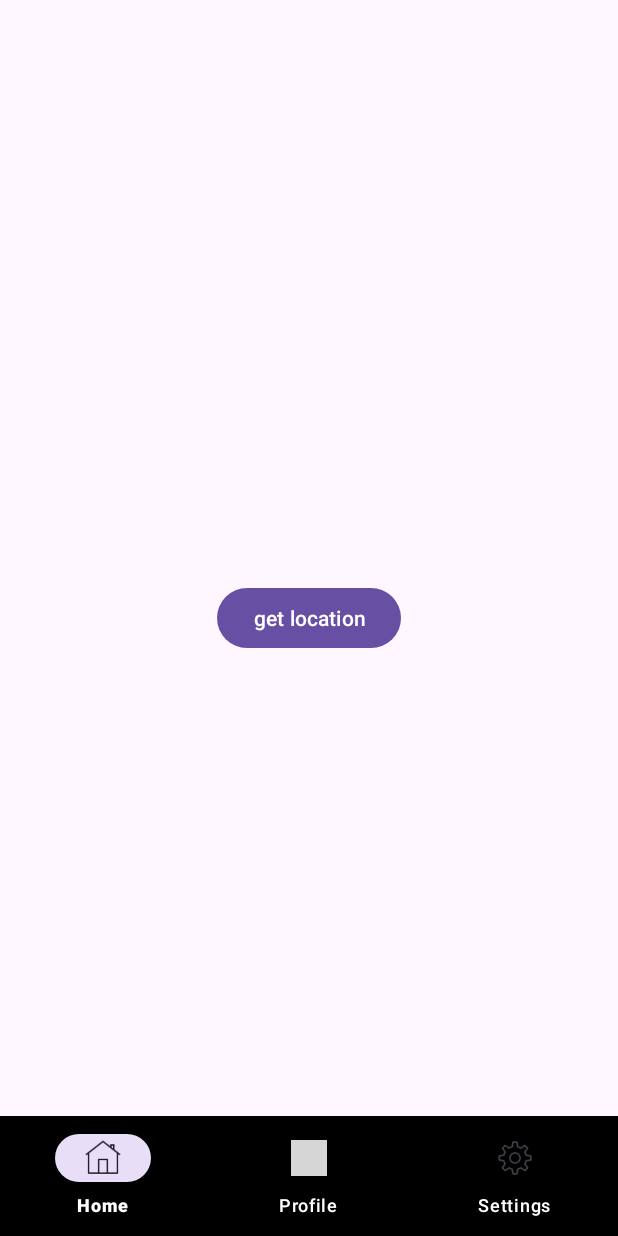
After one commit to NicoSyntax/FuelFinder, an Android app: the SettingsFragment screen opened through its navigation route, on a phone screen of 412 x 824 dp. The commit adds this screen. Run offline under Robolectric (Android 15) with nearby library versions, the phone set to English and light mode, and no system bars; our stand-ins replace Firebase (no records; nobody signed in at launch, a user with empty details on screens opened directly), navigation-ui; 1 statement that could not run was skipped; grey boxes are pictures that could not be loaded.

Commit message:
Fragmente erstellt Funktion für current location eingefügt

```diff
--- a/app/src/main/AndroidManifest.xml
+++ b/app/src/main/AndroidManifest.xml
@@ -1,6 +1,10 @@
 <?xml version="1.0" encoding="utf-8"?>
 <manifest xmlns:android="http://schemas.android.com/apk/res/android"
     xmlns:tools="http://schemas.android.com/tools">
+
+    <uses-permission android:name="android.permission.ACCESS_FINE_LOCATION" />
+
+    <uses-permission android:name="android.permission.ACCESS_COARSE_LOCATION" />
 
     <application
         android:allowBackup="true"
@@ -10,6 +14,7 @@
         android:label="@string/app_name"
         android:roundIcon="@mipmap/ic_launcher_round"
         android:supportsRtl="true"
+
         android:theme="@style/Theme.AndroidAbschluss"
         tools:targetApi="31">
         <activity
--- a/app/src/main/java/de/syntax/androidabschluss/MainActivity.kt
+++ b/app/src/main/java/de/syntax/androidabschluss/MainActivity.kt
@@ -1,14 +1,34 @@
 package de.syntax.androidabschluss
 
 import android.os.Bundle
+import android.view.View
 import androidx.appcompat.app.AppCompatActivity
+import androidx.navigation.fragment.NavHostFragment
+import androidx.navigation.ui.setupWithNavController
+import de.syntax.androidabschluss.databinding.ActivityMainBinding
 
 class MainActivity : AppCompatActivity() {
+
+    private lateinit var binding: ActivityMainBinding
 
 
     override fun onCreate(savedInstanceState: Bundle?) {
         super.onCreate(savedInstanceState)
-        setContentView(R.layout.activity_main)
 
+        binding = ActivityMainBinding.inflate(layoutInflater)
+        setContentView(binding.root)
+
+
+        val navHost = supportFragmentManager.findFragmentById(R.id.fragment_container_view) as NavHostFragment
+        binding.bottomNavigationView.setupWithNavController(navHost.navController)
+
+        navHost.navController.addOnDestinationChangedListener{_, destination, _, ->
+            when(destination.id) {
+                R.id.loginFragment -> binding.bottomNavigationView.visibility = View.GONE
+                R.id.signupFragment -> binding.bottomNavigationView.visibility = View.GONE
+                else -> binding.bottomNavigationView.visibility = View.VISIBLE
+            }
+
+        }
     }
 }
--- a/app/src/main/java/de/syntax/androidabschluss/data/remote/FuelFinderApiService.kt
+++ b/app/src/main/java/de/syntax/androidabschluss/data/remote/FuelFinderApiService.kt
@@ -37,6 +37,7 @@ interface FuelFinderApiService{
     suspend fun getStations(
         @Query("apikey") key: String
     ): ApiResponse
+
 }
 
 object FuelFinderApi{
--- /dev/null
+++ b/app/src/main/java/de/syntax/androidabschluss/ui/SettingsFragment.kt
@@ -0,0 +1,81 @@
+import android.Manifest
+import android.content.Context
+import android.content.pm.PackageManager
+import android.location.Location
+import android.location.LocationManager
+import android.os.Bundle
+import android.view.LayoutInflater
+import android.view.View
+import android.view.ViewGroup
+import android.widget.Toast
+import androidx.core.app.ActivityCompat
+import androidx.fragment.app.Fragment
+import de.syntax.androidabschluss.databinding.FragmentSettingsBinding
+
+class SettingsFragment : Fragment() {
+
+    private val permissionRequestCode = 1
+    private lateinit var locationManager: LocationManager
+    private lateinit var binding: FragmentSettingsBinding
+
+    override fun onCreate(savedInstanceState: Bundle?) {
+        super.onCreate(savedInstanceState)
+
+        // Initialisiere den LocationManager
+        locationManager = requireContext().getSystemService(Context.LOCATION_SERVICE) as LocationManager
+
+        // Überprüfe, ob die Berechtigung erteilt wurde
+        if (ActivityCompat.checkSelfPermission(requireContext(), Manifest.permission.ACCESS_FINE_LOCATION) == PackageManager.PERMISSION_GRANTED) {
+            // Berechtigung erteilt, fordere den Standort des Benutzers an
+            requestLocation()
+        } else {
+            // Berechtigung noch nicht erteilt, fordere sie an
+            requestPermissions(arrayOf(Manifest.permission.ACCESS_FINE_LOCATION), permissionRequestCode)
+        }
+    }
+
+    override fun onCreateView(
+        inflater: LayoutInflater,
+        container: ViewGroup?,
+        savedInstanceState: Bundle?
+    ): View? {
+        binding = FragmentSettingsBinding.inflate(inflater, container, false)
+        return binding.root
+    }
+
+    override fun onRequestPermissionsResult(requestCode: Int, permissions: Array<out String>, grantResults: IntArray) {
+        if (requestCode == permissionRequestCode && grantResults.isNotEmpty() && grantResults[0] == PackageManager.PERMISSION_GRANTED) {
+            // Standortberechtigung wurde erteilt, fordere den Standort des Benutzers an
+            requestLocation()
+        } else {
+            // Standortberechtigung wurde verweigert
+            Toast.makeText(requireContext(), "Location permission denied", Toast.LENGTH_SHORT).show()
+        }
+    }
+
+    private fun requestLocation() {
+        try {
+            val location: Location? = locationManager.getLastKnownLocation(LocationManager.GPS_PROVIDER)
+            if (location != null) {
+                // Handle the location here
+                val latitude = location.latitude
+                val longitude = location.longitude
+                // Use latitude and longitude
+                Toast.makeText(requireContext(), "Latitude: $latitude, Longitude: $longitude", Toast.LENGTH_SHORT).show()
+            } else {
+                Toast.makeText(requireContext(), "Location not available", Toast.LENGTH_SHORT).show()
+            }
+        } catch (e: SecurityException) {
+            // Berechtigung wurde nicht gewährt
+            Toast.makeText(requireContext(), "Location permission not granted", Toast.LENGTH_SHORT).show()
+        }
+    }
+
+    override fun onViewCreated(view: View, savedInstanceState: Bundle?) {
+        super.onViewCreated(view, savedInstanceState)
+
+        binding.getLocation.setOnClickListener {
+            requestLocation()
+        }
+    }
+}
--- a/app/src/main/res/layout/activity_main.xml
+++ b/app/src/main/res/layout/activity_main.xml
@@ -28,6 +28,7 @@
         app:layout_constraintBottom_toBottomOf="parent"
         app:layout_constraintEnd_toEndOf="parent"
         app:layout_constraintStart_toStartOf="parent"
-        app:menu="@menu/bottom_nav"/>
+        app:menu="@menu/bottom_nav"
+        app:navGraph="@navigation/nav_graph"/>
 
 </androidx.constraintlayout.widget.ConstraintLayout>
--- /dev/null
+++ b/app/src/main/res/layout/fragment_settings.xml
@@ -0,0 +1,19 @@
+<?xml version="1.0" encoding="utf-8"?>
+<androidx.constraintlayout.widget.ConstraintLayout xmlns:android="http://schemas.android.com/apk/res/android"
+    xmlns:tools="http://schemas.android.com/tools"
+    android:layout_width="match_parent"
+    android:layout_height="match_parent"
+    xmlns:app="http://schemas.android.com/apk/res-auto"
+    tools:context=".ui.SettingsFragment">
+
+    <Button
+        android:id="@+id/get_location"
+        android:layout_width="wrap_content"
+        android:layout_height="wrap_content"
+        app:layout_constraintStart_toStartOf="parent"
+        app:layout_constraintEnd_toEndOf="parent"
+        app:layout_constraintTop_toTopOf="parent"
+        app:layout_constraintBottom_toBottomOf="parent"
+        android:text="get location"/>
+
+</androidx.constraintlayout.widget.ConstraintLayout>
--- a/app/src/main/res/layout/station_item.xml
+++ b/app/src/main/res/layout/station_item.xml
@@ -98,7 +98,6 @@
             android:layout_marginTop="10dp"
             android:layout_width="wrap_content"
             android:layout_height="wrap_content"
-            android:textStyle="bold"
             android:gravity="center"
             android:textColor="@color/white"/>
 
--- a/app/src/main/res/menu/bottom_nav.xml
+++ b/app/src/main/res/menu/bottom_nav.xml
@@ -2,20 +2,20 @@
 <menu xmlns:android="http://schemas.android.com/apk/res/android">
 
     <item
-        android:id="@+id/chatsFragment"
+        android:id="@+id/HomeFragment"
         android:layout_width="wrap_content"
         android:layout_height="wrap_content"
         android:icon="@drawable/home"
         android:title="@string/bottom_nav_home" />
 
     <item
-        android:id="@+id/profileFragment"
+        android:id="@+id/ProfileFragment"
         android:layout_width="wrap_content"
         android:layout_height="wrap_content"
         android:icon="@drawable/profile"
         android:title="@string/bottom_nav_profile" />
     <item
-        android:id="@+id/settingsFragment"
+        android:id="@+id/SettingsFragment"
         android:layout_width="wrap_content"
         android:layout_height="wrap_content"
         android:icon="@drawable/settings"
--- a/app/src/main/res/navigation/nav_graph.xml
+++ b/app/src/main/res/navigation/nav_graph.xml
@@ -44,4 +44,13 @@
             android:name="StationId"
             app:argType="string" />
     </fragment>
+    <fragment
+        android:id="@+id/profileFragment2"
+        android:name="de.syntax.androidabschluss.ui.ProfileFragment"
+        android:label="fragment_profile"
+        tools:layout="@layout/fragment_profile" />
+    <fragment
+        android:id="@+id/settingsFragment3"
+        android:name="SettingsFragment"
+        android:label="SettingsFragment" />
 </navigation>
```
Also changed, not shown: app/src/main/java/de/syntax/androidabschluss/ui/ProfileFragment.kt (added, +8 -0 lines), app/src/main/res/layout/fragment_profile.xml (added, +14 -0 lines).
